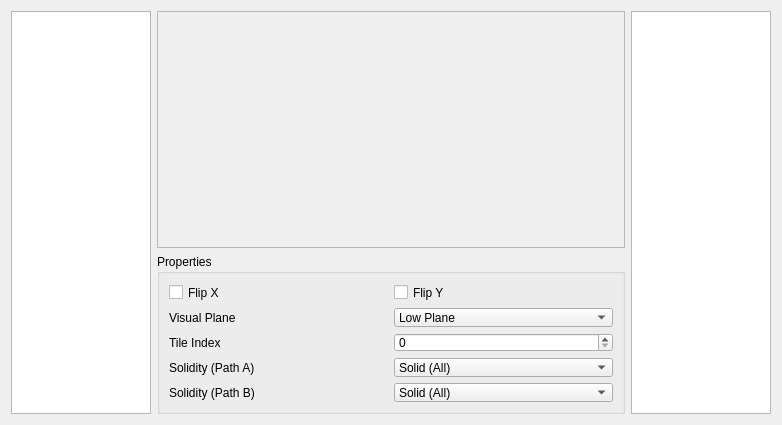
Above: RetroEDv2/tools/sceneproperties/chunkeditor.ui from RSDKModding/RetroED before the change. Below: the same form after it.
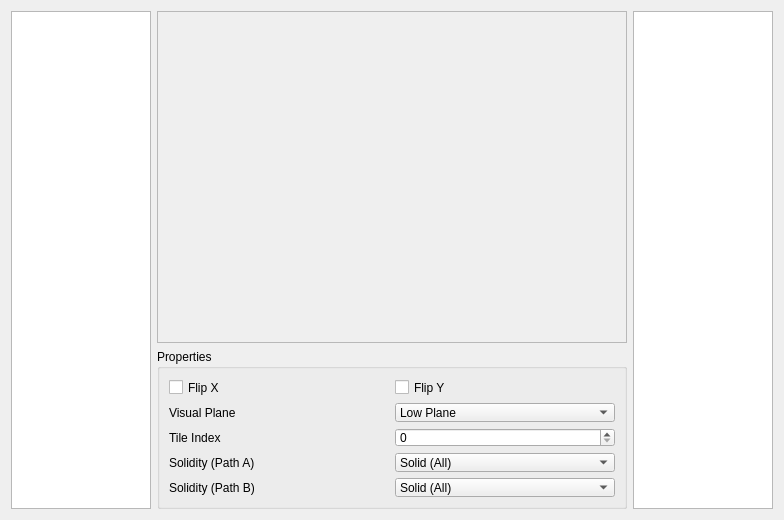
That is the form after the change.

Patch:
```diff
--- a/RetroEDv2/tools/sceneproperties/chunkeditor.ui
+++ b/RetroEDv2/tools/sceneproperties/chunkeditor.ui
@@ -6,8 +6,8 @@
    <rect>
     <x>0</x>
     <y>0</y>
-    <width>782</width>
-    <height>425</height>
+    <width>784</width>
+    <height>520</height>
    </rect>
   </property>
   <property name="windowTitle">
```
Left out of the diff: 52 changed lines with no effect on the pictures.
